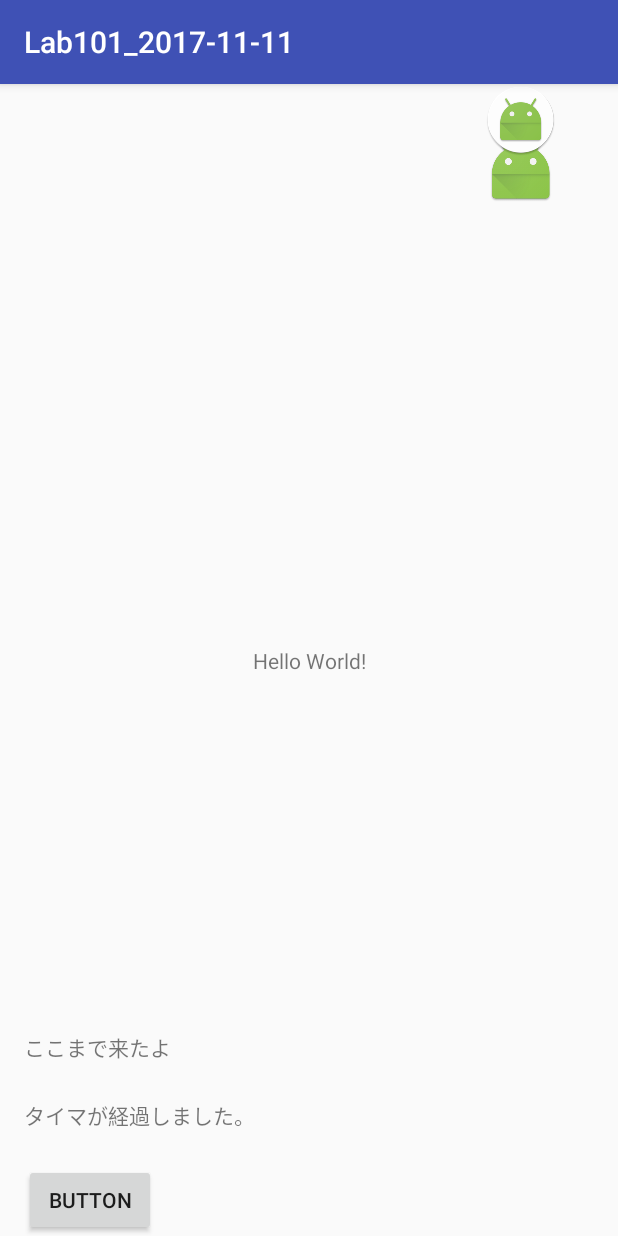
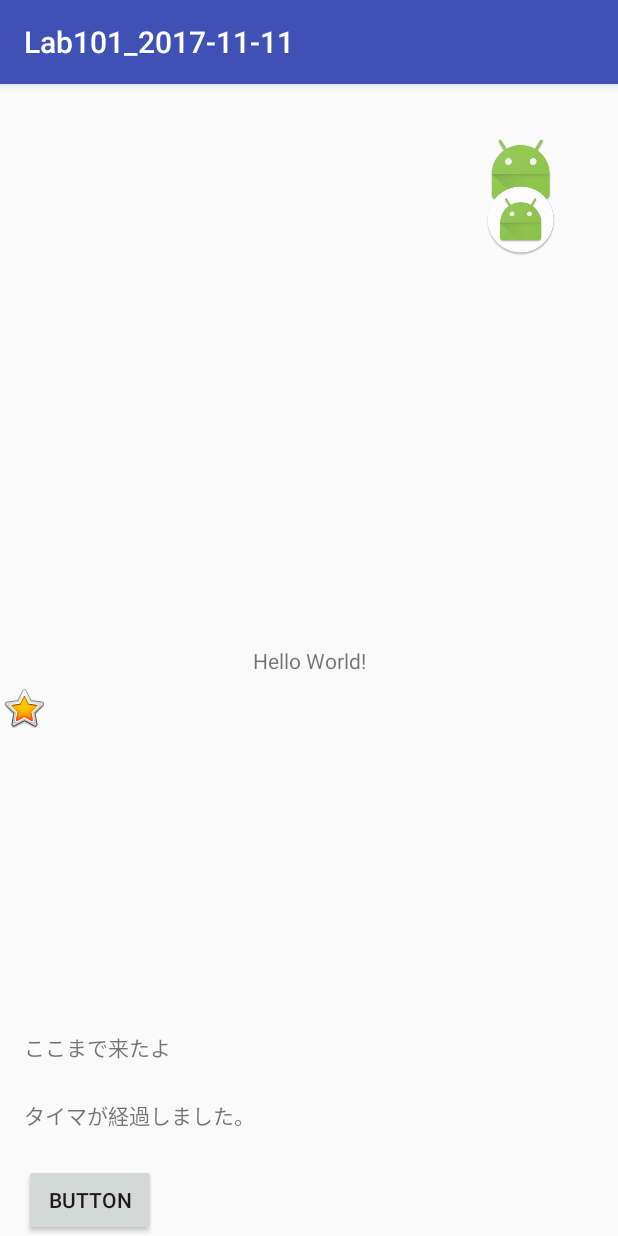
Before and after one commit to t7m3/Lab101_2017-11-11, an Android app: the screen it shows after launch (MainActivity), on a phone screen of 412 x 824 dp. Run offline under Robolectric (Android 15) with nearby library versions, the phone set to English and light mode, and no system bars.

Commit message:
2017-11-27の１回目コミット

```diff
--- a/app/src/main/java/com/example/njc_t1/lab101_2017_11_11/MainActivity.java
+++ b/app/src/main/java/com/example/njc_t1/lab101_2017_11_11/MainActivity.java
@@ -5,6 +5,7 @@ import android.os.Bundle;
 import android.os.CountDownTimer;
 import android.support.v7.app.AppCompatActivity;
 import android.util.DisplayMetrics;
+import android.view.MotionEvent;
 import android.view.View;
 import android.widget.ImageView;
 import android.widget.TextView;
@@ -18,6 +19,7 @@ public class MainActivity extends AppCompatActivity {
 
     //グローバル変数の宣言
     MyCountDownTimer myCountDownTimer;
+    TextView textView2;
     Game game;
 
 
@@ -26,6 +28,9 @@ public class MainActivity extends AppCompatActivity {
 
         super.onCreate(savedInstanceState);
         setContentView(R.layout.activity_main);
+
+        ImageView imageView100 = (ImageView) findViewById(R.id.imageView100);
+        imageView100.setY(600);
 
         float x = 0;
         float y = 0;
@@ -40,7 +45,7 @@ public class MainActivity extends AppCompatActivity {
 
         TextView textView = (TextView)findViewById(R.id.textView);
 
-        TextView textView2 = (TextView)findViewById(R.id.textView2);
+        textView2 = (TextView)findViewById(R.id.textView2);
         textView2.setText("スタート位置は "+ xs + "と" + ys);
 
         // Ｙ座標を＋50する
@@ -49,6 +54,9 @@ public class MainActivity extends AppCompatActivity {
 
         //インスタンスの生成
         game = new Game();
+
+        ImageView imageview1 = (ImageView)findViewById(imageView1);
+        imageview1.setY(100);
 
         //タイマーのインスタンスの生成
         myCountDownTimer = new MyCountDownTimer(2*60*1000, 50);
@@ -76,7 +84,7 @@ public class MainActivity extends AppCompatActivity {
         public void onTick(long millisUntilFinished){
             ImageView imageViewT = (ImageView)findViewById(imageView);
             float x = imageViewT.getX();
-            x = x+5;
+            x = x + 5;
             imageViewT.setX(x);
             TextView textViewT = (TextView)findViewById(textView);
             textViewT.setText("タイマが経過しました。");
@@ -91,6 +99,39 @@ public class MainActivity extends AppCompatActivity {
         }
 
     }
+
+    @Override
+    public boolean onTouchEvent(MotionEvent event) {
+
+        //参照値の取得
+        ImageView imageView100 = (ImageView) findViewById(R.id.imageView100);
+
+        int x = (int) event.getX();                    //タッチしたＸ座標
+        int y = (int) event.getY();                //タッチしたＹ座標
+
+        textView2.setText("X座標 "+x+"Y座標 " + y);
+
+        switch (event.getAction()) {
+            case MotionEvent.ACTION_DOWN:
+                textView2.append("ACTION_DOWN");
+                //imageView100.setX(x);
+                break;
+            case MotionEvent.ACTION_UP:
+                textView2.append("ACTION_UP");
+                break;
+            case MotionEvent.ACTION_MOVE:
+                textView2.append("ACTION_MOVE");
+                imageView100.setX(x);
+                break;
+            case MotionEvent.ACTION_CANCEL:
+                textView2.append("ACTION_CANCEL");
+                break;
+        }
+
+        return true;
+
+    }
+
 
     public class  Enemy1 {
         int dir = +1;
@@ -118,5 +159,7 @@ public class MainActivity extends AppCompatActivity {
 
         //インスタンスの生成
         Enemy1 enemy1 = new Enemy1();
+
+
     }
 }
--- a/app/src/main/res/layout/activity_main.xml
+++ b/app/src/main/res/layout/activity_main.xml
@@ -62,4 +62,12 @@
         tools:layout_editor_absoluteX="47dp"
         tools:layout_editor_absoluteY="156dp" />
 
+    <ImageView
+        android:id="@+id/imageView100"
+        android:layout_width="wrap_content"
+        android:layout_height="wrap_content"
+        app:srcCompat="@android:drawable/btn_star_big_on"
+        tools:layout_editor_absoluteX="47dp"
+        tools:layout_editor_absoluteY="318dp" />
+
 </android.support.constraint.ConstraintLayout>
```
